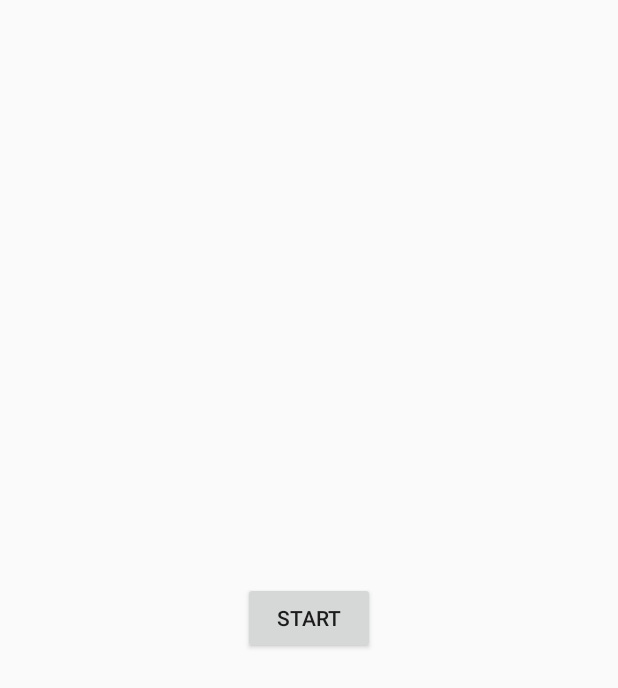
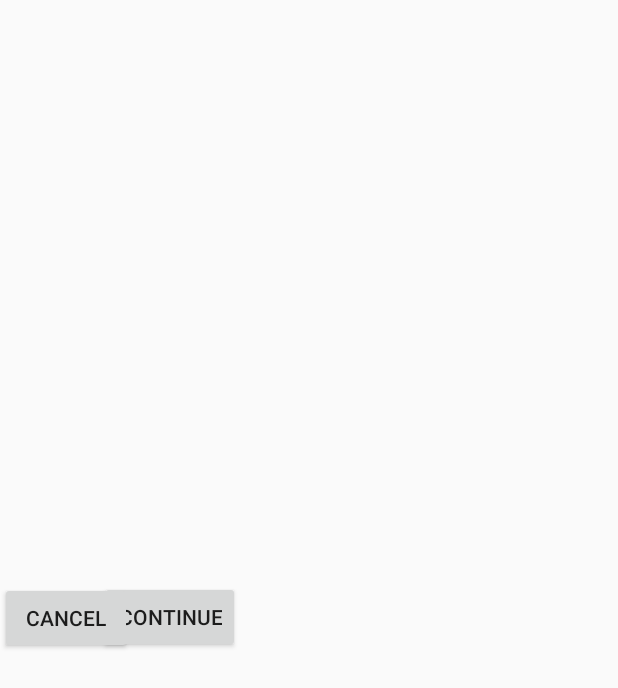
Before and after one commit to dmoster/benny, an Android app: the layout activity_pause_menu.xml on its own in the app's theme, with its tools: preview values and no code run, on a phone screen of 412 x 824 dp. Shown: the top 688 px of the screen. Run offline under Robolectric (Android 15) with nearby library versions, the phone set to English and light mode, and no system bars.

Commit message:
Pause Menu

```diff
--- a/app/src/main/java/com/dmoster/benny/MainActivity.java
+++ b/app/src/main/java/com/dmoster/benny/MainActivity.java
@@ -40,7 +40,7 @@ public class MainActivity extends AppCompatActivity {
     decorView.setSystemUiVisibility(
         View.SYSTEM_UI_FLAG_IMMERSIVE
             // Set the content to appear under the system bars so that the
-            // content doesn't resize when the system bars hide and show.
+            // content doesn't resize when the system bars hide and show.git
             | View.SYSTEM_UI_FLAG_LAYOUT_STABLE
             | View.SYSTEM_UI_FLAG_LAYOUT_HIDE_NAVIGATION
             | View.SYSTEM_UI_FLAG_LAYOUT_FULLSCREEN
--- a/app/src/main/res/layout/activity_pause_menu.xml
+++ b/app/src/main/res/layout/activity_pause_menu.xml
@@ -10,10 +10,21 @@
         android:id="@+id/start_btn"
         android:layout_width="wrap_content"
         android:layout_height="wrap_content"
-        android:onClick="resume"
+        android:onClick="@string/pause_btn"
         android:text="@string/go_btn"
         app:layout_constraintBottom_toBottomOf="parent"
         app:layout_constraintEnd_toEndOf="parent"
+        app:layout_constraintHorizontal_bias="0.209"
         app:layout_constraintStart_toStartOf="parent"
-        app:layout_constraintTop_toTopOf="parent" />
+        app:layout_constraintTop_toTopOf="parent"
+        app:layout_constraintVertical_bias="0.499" />
+
+    <Button
+        android:id="@+id/cancel"
+        android:layout_width="wrap_content"
+        android:layout_height="wrap_content"
+        android:text="@android:string/cancel"
+        app:layout_constraintBottom_toBottomOf="parent"
+        app:layout_constraintTop_toTopOf="parent"
+        tools:layout_editor_absoluteX="233dp" />
 </androidx.constraintlayout.widget.ConstraintLayout>
--- a/app/src/main/res/values/strings.xml
+++ b/app/src/main/res/values/strings.xml
@@ -1,6 +1,7 @@
 <resources>
     <string name="app_name">benny</string>
     <string name="title_activity_pause_menu">PauseMenu</string>
-    <string name="go_btn">Start</string>
+    <string name="go_btn">Continue</string>
     <string name="pause_btn">Pause</string>
+    <string name="cancel">Continue</string>
 </resources>
```
Also changed, not shown: app/src/main/java/com/dmoster/benny/PauseMenu.java (+20 -9 lines).
